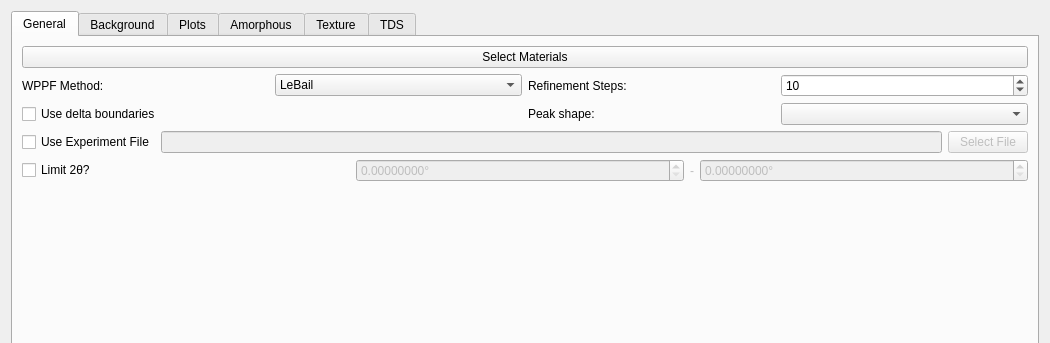
Qt form hexrdgui/resources/ui/wppf_options_dialog.ui (HEXRD/hexrdgui) before a commit; both pictures show x 0 to 1050 and y 0 to 343 of the 1050 by 1000 pixel window.
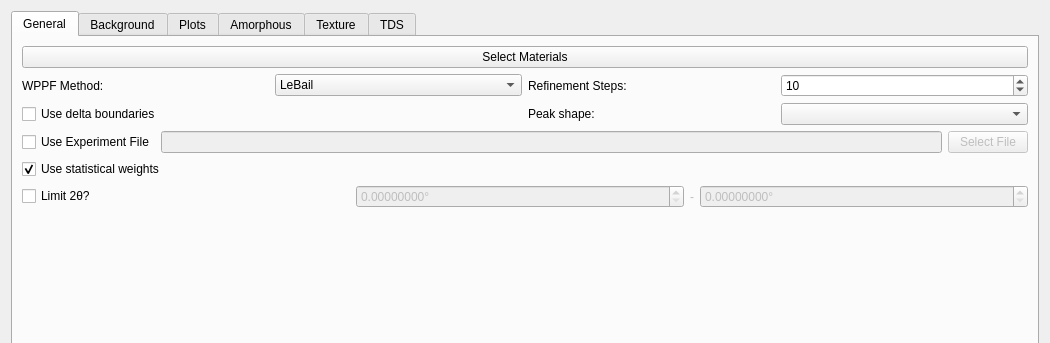
The same form after that commit. The open tabs and pages were chosen to show the change. Icons and pictures are not drawn. Custom widgets are drawn as their Qt base class.

Commit message: use statistical weights

What changed in the file:
```diff
--- a/hexrdgui/resources/ui/wppf_options_dialog.ui
+++ b/hexrdgui/resources/ui/wppf_options_dialog.ui
@@ -322,6 +322,19 @@
            </property>
           </widget>
          </item>
+         <item row="6" column="0" colspan="4">
+          <widget class="QCheckBox" name="use_statistical_weights">
+           <property name="toolTip">
+            <string>&lt;html&gt;&lt;head/&gt;&lt;body&gt;&lt;p&gt;χ² is only a meaningful goodness-of-fit statistic when the weights are true inverse variances. For an azimuthally averaged lineout, each point is the mean of many pixels, so averaging reduces its scatter far below √Iobs; detector values are also analog-to-digital units rather than photon counts. Without statistical weights, χ² can be artificially much less than 1 and a poor fit to the Bragg peaks may appear deceptively good. Rwp and the background-adjusted Rwpb remain useful statistics, particularly when a large experimental background enters the Rwp denominator.&lt;/p&gt;&lt;/body&gt;&lt;/html&gt;</string>
+           </property>
+           <property name="text">
+            <string>Use statistical weights</string>
+           </property>
+           <property name="checked">
+            <bool>true</bool>
+           </property>
+          </widget>
+         </item>
         </layout>
        </widget>
        <widget class="QWidget" name="background_tab">
```
Left out of the diff: 1 changed line with no effect on the pictures. The commit also changes 3 other files.
